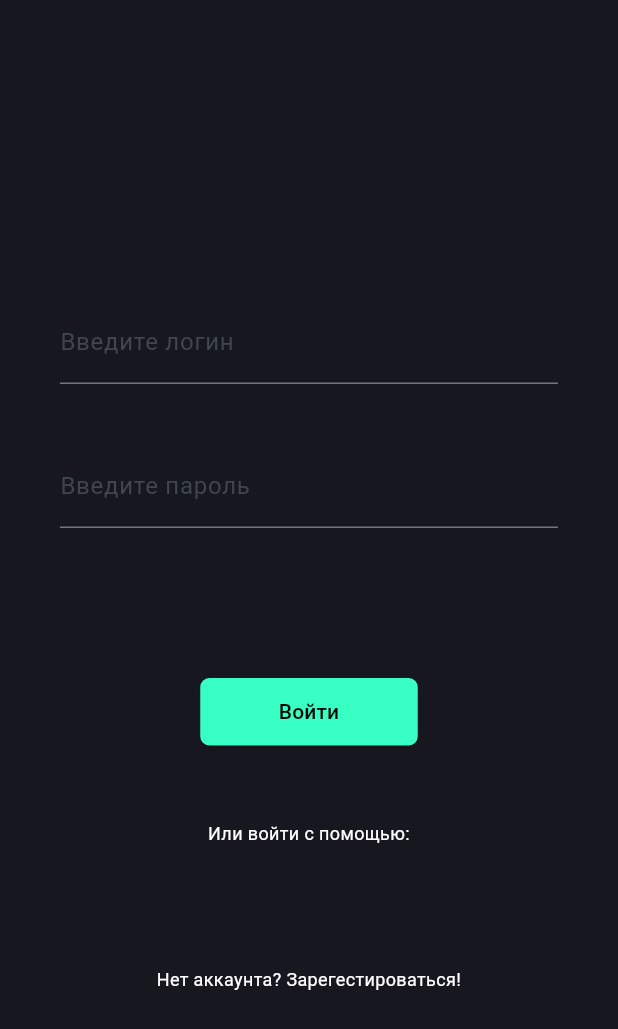
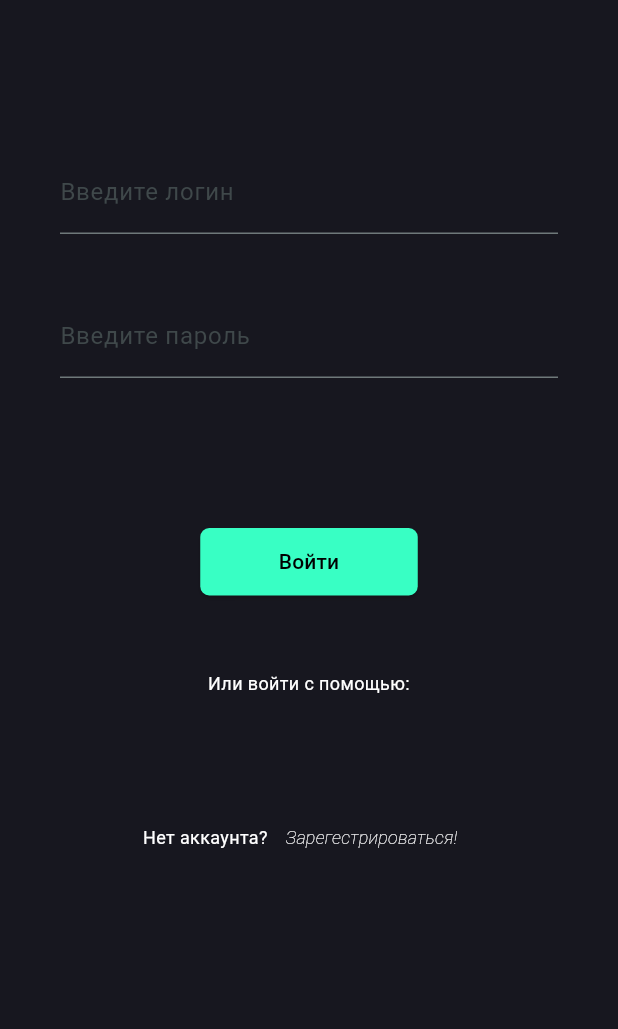
Before and after one commit to vanbyte02/JobEase, a Flutter app: the Autorization screen opened directly, on a phone screen of 412 x 824 dp. Shown: the top 1029 px of the screen. Run offline on Flutter 3.47's test engine with Material 3 defaults, Android fonts, the phone set to English and light mode, and no system bars.

Commit message:
23.09.24

```diff
--- a/lib/Autorization.dart
+++ b/lib/Autorization.dart
@@ -1,4 +1,5 @@
 import 'package:flutter/material.dart';
+import 'package:jobease/Registration.dart';
 import 'package:jobease/WhoAreYou.dart';
 
 //Экран авторизации
@@ -20,7 +21,7 @@ class _AutorizationState extends State<Autorization> {
    body: Center(
      child: Column(
       children: [
-        const SizedBox(height: 200),
+        const SizedBox(height: 100),
         Padding(
             padding: const EdgeInsets.only(left:40, right:40),
               child: TextFormField(
@@ -75,12 +76,30 @@ class _AutorizationState extends State<Autorization> {
             fontSize: 12,
         )),
         //код осуществления входа с помощью других учеток
-        const SizedBox(height: 80),
-        const Text("Нет аккаунта? Зарегестироваться!",
-        textAlign: TextAlign.center,
+        const SizedBox(height: 70),
+        Row(
+          mainAxisAlignment: MainAxisAlignment.center,
+      children: [
+        const Text("Нет аккаунта?",
         style: TextStyle(color: Colors.white,
+        fontWeight: FontWeight.w400,
             fontSize: 12,
-        ))
+        )
+        ),
+
+        TextButton(
+         onPressed: () => Navigator.of(context)
+            .push(MaterialPageRoute(builder: (context) => const Registration())),
+        child: const Text('Зарегестрироваться!',
+        style: TextStyle(
+          color: Colors.white,
+          fontWeight: FontWeight.w200,
+          fontStyle: FontStyle.italic,
+          fontSize: 12,),
+              ),
+            )
+          ]
+        )
         ]
       )
     )
```
Also changed, not shown: lib/Registration.dart (+26 -7 lines).
